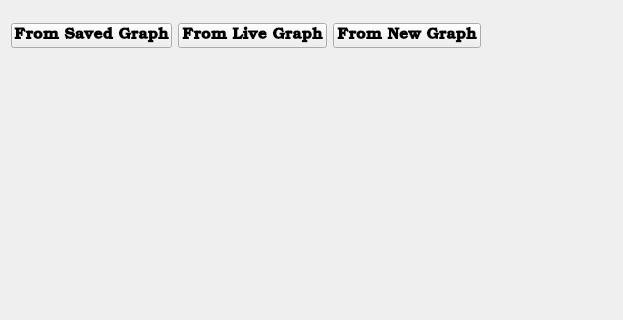
Before: the Qt Designer form graphicalcreatordialog.ui in barbosaMatheus/USR_Coffee_Profiles, drawn with Qt 5; both pictures show x 0 to 623 and y 0 to 320 of the 1029 by 574 pixel window.
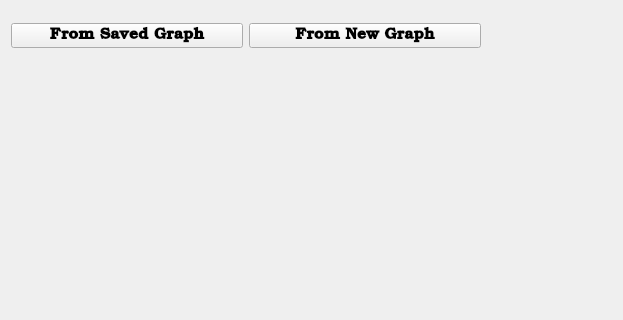
After: the same form once the commit is applied.

Commit message: Fixed the bugs associated with creating a profile from a saved graph. The data was not being passed through from window to window.

```diff
--- a/graphicalcreatordialog.ui
+++ b/graphicalcreatordialog.ui
@@ -62,7 +62,7 @@
     <string>Profile Name</string>
    </property>
   </widget>
-  <widget class="QWidget" name="">
+  <widget class="QWidget" name="layoutWidget">
    <property name="geometry">
     <rect>
      <x>10</x>
@@ -119,7 +119,7 @@
     </item>
    </layout>
   </widget>
-  <widget class="QWidget" name="">
+  <widget class="QWidget" name="layoutWidget">
    <property name="geometry">
     <rect>
      <x>11</x>
@@ -144,21 +144,6 @@
       </property>
      </widget>
     </item>
-    <item>
-     <widget class="QPushButton" name="live_button">
-      <property name="font">
-       <font>
-        <family>Bookman Old Style</family>
-        <pointsize>12</pointsize>
-        <weight>75</weight>
-        <bold>true</bold>
-       </font>
-      </property>
-      <property name="text">
-       <string>From Live Graph</string>
-      </property>
-     </widget>
-    </item>
     <item>
      <widget class="QPushButton" name="new_button">
       <property name="font">
```
The commit also changes 22 other files.
